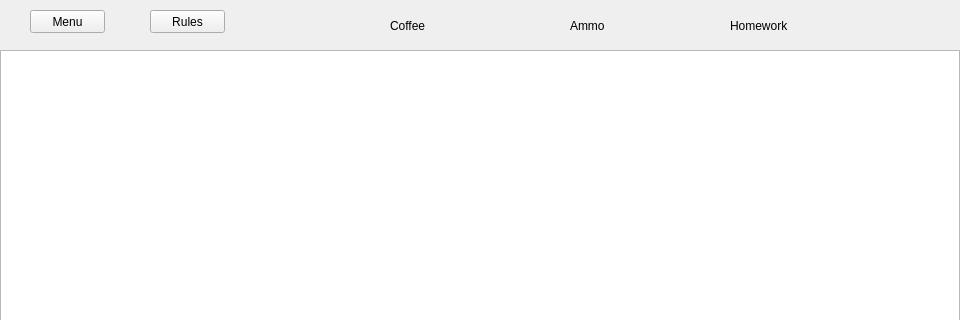
Before: the Qt Designer form 2I_project/mainWindow.ui in Ambrelux/QtGame, drawn with Qt 5; both pictures show x 0 to 960 and y 0 to 320 of the 960 by 540 pixel window.
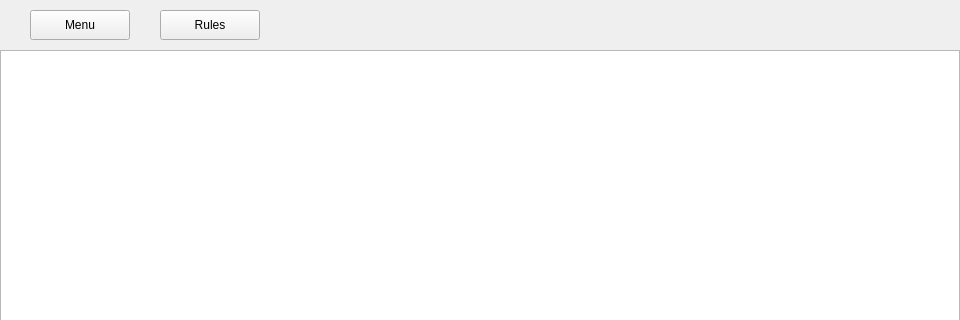
After: the same form once the commit is applied. Icons and pictures are not drawn.

Commit message: modify boss position and GUI

Patch:
```diff
--- a/2I_project/mainWindow.ui
+++ b/2I_project/mainWindow.ui
@@ -44,8 +44,8 @@
      <rect>
       <x>30</x>
       <y>10</y>
-      <width>75</width>
-      <height>23</height>
+      <width>100</width>
+      <height>30</height>
      </rect>
     </property>
     <property name="text">
@@ -55,10 +55,10 @@
    <widget class="QPushButton" name="rulesButton">
     <property name="geometry">
      <rect>
-      <x>150</x>
+      <x>160</x>
       <y>10</y>
-      <width>75</width>
-      <height>23</height>
+      <width>100</width>
+      <height>30</height>
      </rect>
     </property>
     <property name="text">
@@ -68,40 +68,40 @@
    <widget class="QLabel" name="coffeeLabel">
     <property name="geometry">
      <rect>
-      <x>390</x>
+      <x>360</x>
       <y>10</y>
-      <width>81</width>
-      <height>31</height>
+      <width>50</width>
+      <height>30</height>
      </rect>
     </property>
     <property name="text">
-     <string>Coffee</string>
+     <string/>
     </property>
    </widget>
    <widget class="QLabel" name="ammoLabel">
     <property name="geometry">
      <rect>
-      <x>570</x>
+      <x>510</x>
       <y>10</y>
-      <width>71</width>
-      <height>31</height>
+      <width>50</width>
+      <height>30</height>
      </rect>
     </property>
     <property name="text">
-     <string>Ammo</string>
+     <string/>
     </property>
    </widget>
    <widget class="QLabel" name="homeworkLabel">
     <property name="geometry">
      <rect>
-      <x>730</x>
+      <x>650</x>
       <y>10</y>
-      <width>61</width>
-      <height>31</height>
+      <width>50</width>
+      <height>30</height>
      </rect>
     </property>
     <property name="text">
-     <string>Homework</string>
+     <string/>
     </property>
    </widget>
    <widget class="QLabel" name="label">
@@ -109,8 +109,8 @@
      <rect>
       <x>320</x>
       <y>10</y>
-      <width>41</width>
-      <height>31</height>
+      <width>40</width>
+      <height>30</height>
      </rect>
     </property>
     <property name="text">
@@ -123,10 +123,10 @@
    <widget class="QLabel" name="label_2">
     <property name="geometry">
      <rect>
-      <x>520</x>
+      <x>460</x>
       <y>10</y>
-      <width>31</width>
-      <height>31</height>
+      <width>40</width>
+      <height>30</height>
      </rect>
     </property>
     <property name="text">
@@ -139,10 +139,10 @@
    <widget class="QLabel" name="label_3">
     <property name="geometry">
      <rect>
-      <x>670</x>
-      <y>15</y>
-      <width>31</width>
-      <height>31</height>
+      <x>610</x>
+      <y>10</y>
+      <width>40</width>
+      <height>30</height>
      </rect>
     </property>
     <property name="text">
```
The commit also changes 7 other files.
